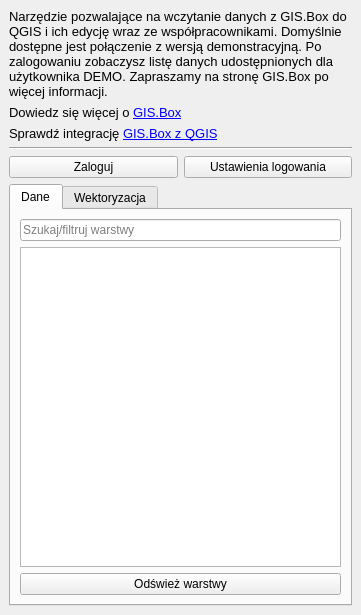
Before: the Qt Designer form gisbox_plugin/gisbox/gisbox_dockwidget.ui in gis-support/usemaps-qgis-plugin, drawn with Qt 5.
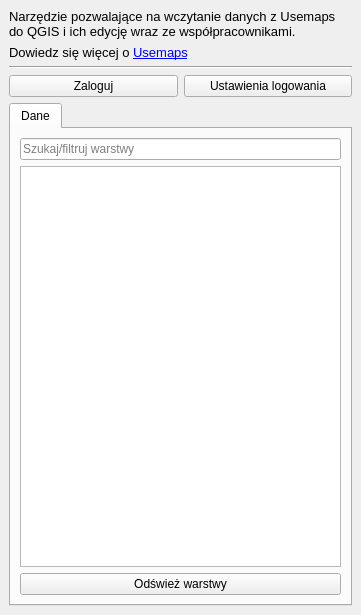
After: the same form once the commit is applied.

The edit to the form file:
```diff
--- a/gisbox_plugin/gisbox/gisbox_dockwidget.ui
+++ b/gisbox_plugin/gisbox/gisbox_dockwidget.ui
@@ -18,7 +18,7 @@
     <item>
      <widget class="QLabel" name="infoLabel">
       <property name="text">
-       <string>&lt;html&gt;&lt;head/&gt;&lt;body&gt;&lt;p&gt;&lt;span style=&quot; font-size:10pt;&quot;&gt;Narzędzie pozwalające na wczytanie danych z GIS.Box do QGIS i ich edycję wraz ze współpracownikami. Domyślnie dostępne jest połączenie z wersją demonstracyjną. Po zalogowaniu zobaczysz listę danych udostępnionych dla użytkownika DEMO. Zapraszamy na stronę GIS.Box po więcej informacji.
+       <string>&lt;html&gt;&lt;head/&gt;&lt;body&gt;&lt;p&gt;&lt;span style=&quot; font-size:10pt;&quot;&gt;Narzędzie pozwalające na wczytanie danych z Usemaps do QGIS i ich edycję wraz ze współpracownikami. 
 &lt;/span&gt;&lt;/p&gt;&lt;/body&gt;&lt;/html&gt;</string>
       </property>
       <property name="wordWrap">
@@ -31,34 +31,14 @@
       <property name="font">
        <font>
         <pointsize>8</pointsize>
+        <weight>50</weight>
         <italic>false</italic>
         <bold>false</bold>
         <kerning>true</kerning>
        </font>
       </property>
       <property name="text">
-       <string>&lt;html&gt;&lt;head/&gt;&lt;body&gt;&lt;p&gt;&lt;span style=&quot; font-size:10pt;&quot;&gt;Dowiedz się więcej o &lt;/span&gt;&lt;a href=&quot;https://gis-support.pl/gis-box/&quot;&gt;&lt;span style=&quot; font-size:10pt; text-decoration: underline; color:#0000ff;&quot;&gt;GIS.Box&lt;/span&gt;&lt;/a&gt;&lt;/p&gt;&lt;/body&gt;&lt;/html&gt;</string>
-      </property>
-      <property name="textFormat">
-       <enum>Qt::RichText</enum>
-      </property>
-      <property name="openExternalLinks">
-       <bool>true</bool>
-      </property>
-     </widget>
-    </item>
-    <item>
-     <widget class="QLabel" name="moreinfoLabel_2">
-      <property name="font">
-       <font>
-        <pointsize>8</pointsize>
-        <italic>false</italic>
-        <bold>false</bold>
-        <kerning>true</kerning>
-       </font>
-      </property>
-      <property name="text">
-       <string>&lt;html&gt;&lt;head/&gt;&lt;body&gt;&lt;p&gt;&lt;span style=&quot; font-size:10pt;&quot;&gt;Sprawdź integrację &lt;/span&gt;&lt;a href=&quot;https://gis-support.pl/qgis-gis-box/&quot;&gt;&lt;span style=&quot; font-size:10pt; text-decoration: underline; color:#0000ff;&quot;&gt;GIS.Box z QGIS&lt;/span&gt;&lt;/a&gt;&lt;/p&gt;&lt;/body&gt;&lt;/html&gt;</string>
+       <string>&lt;html&gt;&lt;head/&gt;&lt;body&gt;&lt;p&gt;&lt;span style=&quot; font-size:10pt;&quot;&gt;Dowiedz się więcej o &lt;/span&gt;&lt;a href=&quot;https://usemaps.com/&quot;&gt;&lt;span style=&quot; font-size:10pt; text-decoration: underline; color:#0000ff;&quot;&gt;Usemaps&lt;/span&gt;&lt;/a&gt;&lt;/p&gt;&lt;/body&gt;&lt;/html&gt;</string>
       </property>
       <property name="textFormat">
        <enum>Qt::RichText</enum>
@@ -138,11 +118,6 @@
         </item>
        </layout>
       </widget>
-      <widget class="QWidget" name="vectorTab">
-       <attribute name="title">
-        <string>Wektoryzacja</string>
-       </attribute>
-      </widget>
      </widget>
     </item>
    </layout>
```
Left out of the diff: 2 changed lines with no effect on the pictures.
